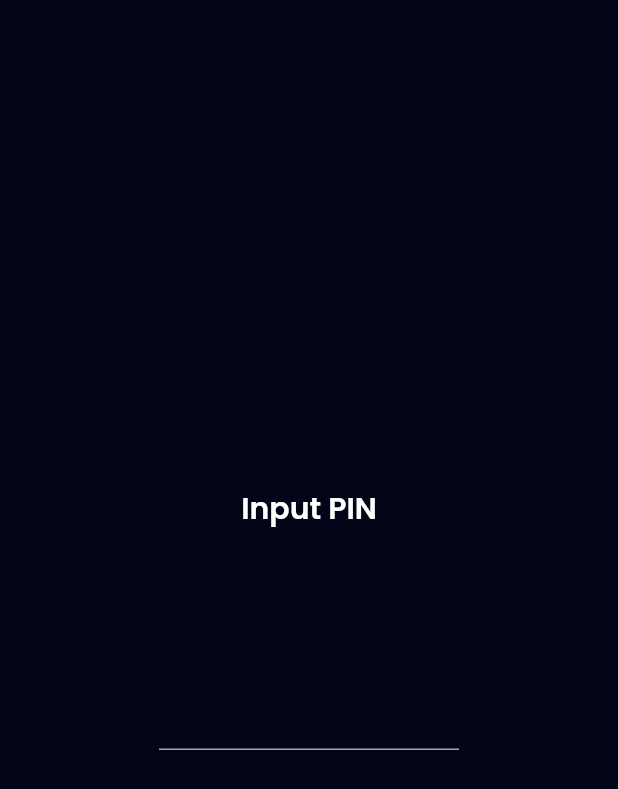
After one commit to muhammadshiva/flutter-walletapp, a Flutter app: the PinPage screen opened by its route, on a phone screen of 412 x 824 dp. The commit adds this screen. Shown: the top 789 px of the screen. Run offline on Flutter 3.47's test engine with Material 2 defaults, Android fonts, the phone set to English and light mode, and no system bars; our stand-ins replace animated_text_kit, carousel_slider, google_fonts.

Commit message:
(pin page) : slicing part 1

```diff
--- a/lib/main.dart
+++ b/lib/main.dart
@@ -2,6 +2,7 @@ import 'package:flutter/material.dart';
 import 'package:moneywise_app/shared/theme.dart';
 import 'package:moneywise_app/ui/pages/home_page.dart';
 import 'package:moneywise_app/ui/pages/onboarding_page.dart';
+import 'package:moneywise_app/ui/pages/pin_page.dart';
 import 'package:moneywise_app/ui/pages/profile_page.dart';
 import 'package:moneywise_app/ui/pages/sign_in_page.dart';
 import 'package:moneywise_app/ui/pages/sign_up_page.dart';
@@ -45,6 +46,7 @@ class MyApp extends StatelessWidget {
         '/sign-up-success': (context) => const SignUpSuccessPage(),
         '/home': (context) => const HomePage(),
         '/profile': (context) => const ProfilePage(),
+        '/pin': (context) => const PinPage(),
       },
     );
   }
--- /dev/null
+++ b/lib/ui/pages/pin_page.dart
@@ -0,0 +1,53 @@
+import 'package:flutter/material.dart';
+import 'package:moneywise_app/shared/theme.dart';
+
+class PinPage extends StatelessWidget {
+  const PinPage({Key? key}) : super(key: key);
+
+  @override
+  Widget build(BuildContext context) {
+    return Scaffold(
+      backgroundColor: darkBgColor,
+      body: Center(
+        child: Column(
+          mainAxisAlignment: MainAxisAlignment.center,
+          children: [
+            Text(
+              'Input PIN',
+              style: whiteTextStyle.copyWith(
+                fontWeight: semiBold,
+                fontSize: 20,
+              ),
+            ),
+            const SizedBox(height: 72),
+            SizedBox(
+              width: 200,
+              child: TextFormField(
+                obscureText: true,
+                cursorColor: greyColor,
+                obscuringCharacter: '*',
+                style: whiteTextStyle.copyWith(
+                  fontSize: 36,
+                  fontWeight: medium,
+                  letterSpacing: 16,
+                ),
+                decoration: InputDecoration(
+                  enabledBorder: UnderlineInputBorder(
+                    borderSide: BorderSide(
+                      color: greyColor,
+                    ),
+                  ),
+                  focusedBorder: UnderlineInputBorder(
+                    borderSide: BorderSide(
+                      color: greyColor,
+                    ),
+                  ),
+                ),
+              ),
+            )
+          ],
+        ),
+      ),
+    );
+  }
+}
--- a/lib/ui/pages/profile_page.dart
+++ b/lib/ui/pages/profile_page.dart
@@ -69,7 +69,9 @@ class ProfilePage extends StatelessWidget {
                 ProfileMenuItem(
                   iconUrl: 'assets/ic_edit_profile.png',
                   title: 'Edit Profile',
-                  onTap: () {},
+                  onTap: () {
+                    Navigator.pushNamed(context, '/pin');
+                  },
                 ),
                 ProfileMenuItem(
                   iconUrl: 'assets/ic_pin.png',
```
